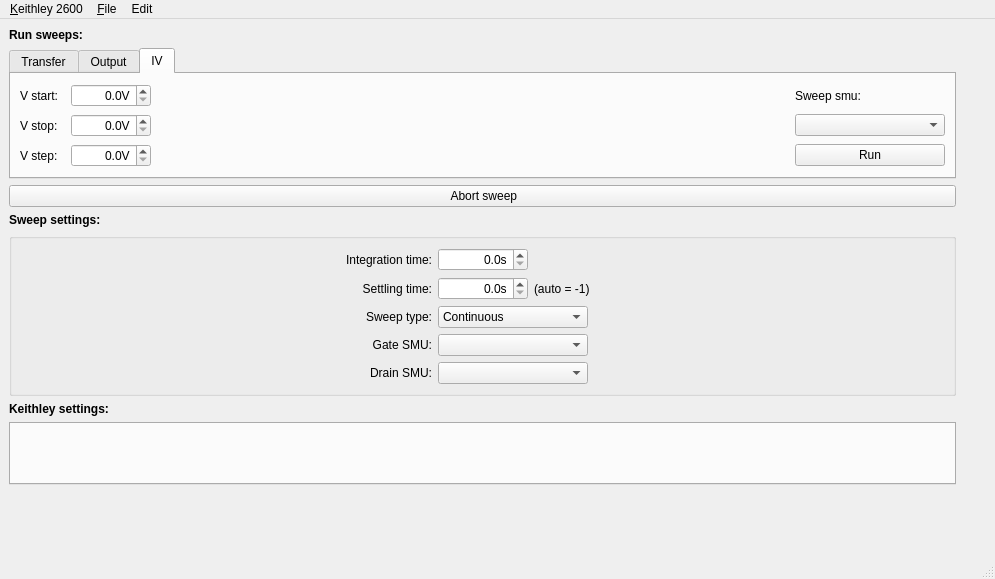
OE-FET/keithleygui, file keithleygui/main.ui: the form before one commit.
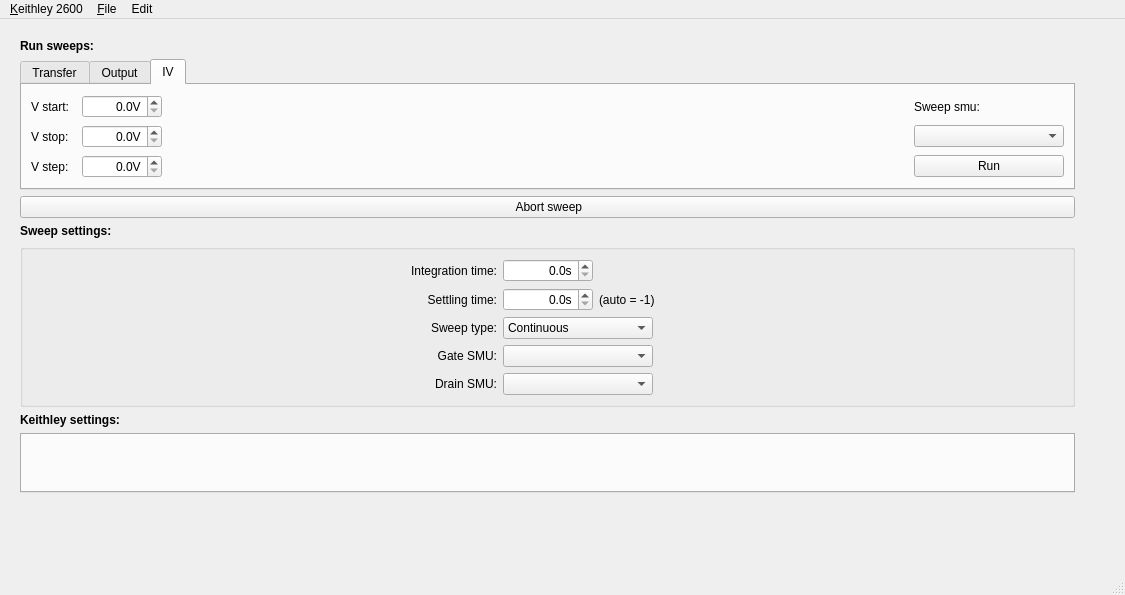
The form after the commit. Custom widgets are drawn as their Qt base class.

What changed in the file:
```diff
--- a/keithleygui/main.ui
+++ b/keithleygui/main.ui
@@ -6,15 +6,27 @@
    <rect>
     <x>0</x>
     <y>0</y>
-    <width>995</width>
-    <height>579</height>
+    <width>1125</width>
+    <height>595</height>
    </rect>
   </property>
   <property name="windowTitle">
    <string>Keithley 2600</string>
   </property>
   <widget class="QWidget" name="centralwidget">
-   <layout class="QHBoxLayout" name="horizontalLayout">
+   <layout class="QHBoxLayout" name="horizontalLayout" stretch="1,0,3">
+    <property name="leftMargin">
+     <number>20</number>
+    </property>
+    <property name="topMargin">
+     <number>20</number>
+    </property>
+    <property name="rightMargin">
+     <number>20</number>
+    </property>
+    <property name="bottomMargin">
+     <number>20</number>
+    </property>
     <item>
      <layout class="QGridLayout" name="gridLayout">
       <item row="4" column="0" colspan="2">
@@ -831,7 +843,7 @@
     <rect>
      <x>0</x>
      <y>0</y>
-     <width>995</width>
+     <width>1125</width>
      <height>22</height>
     </rect>
    </property>
```
Left out of the diff: 6 changed lines with no effect on the pictures.
